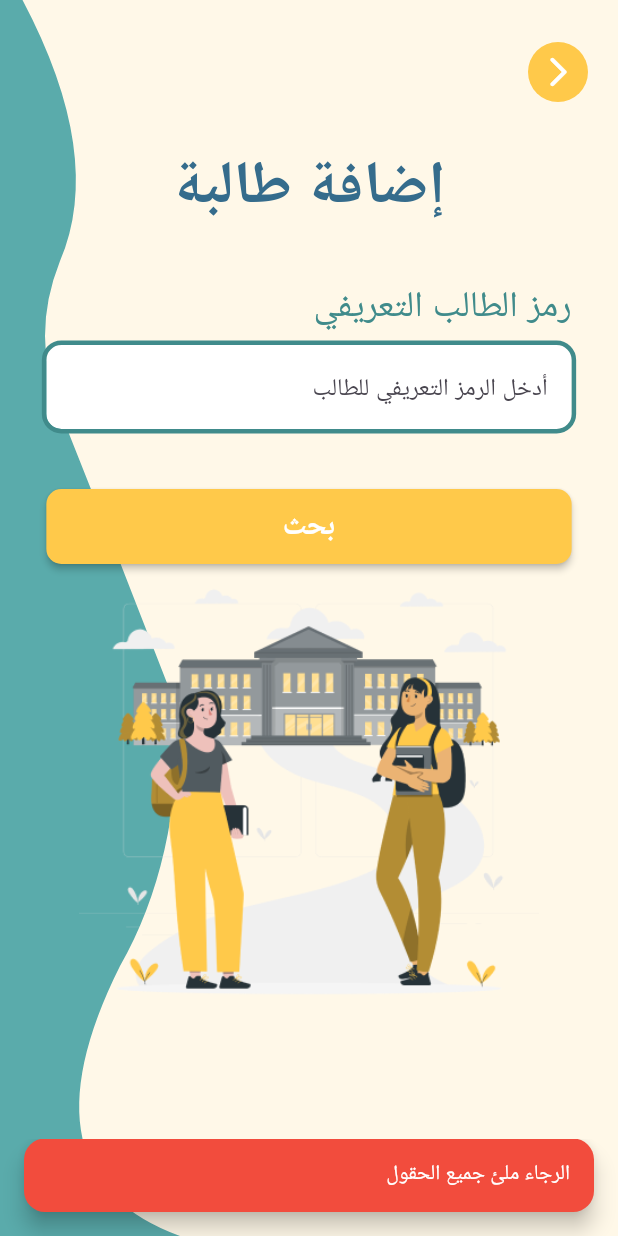
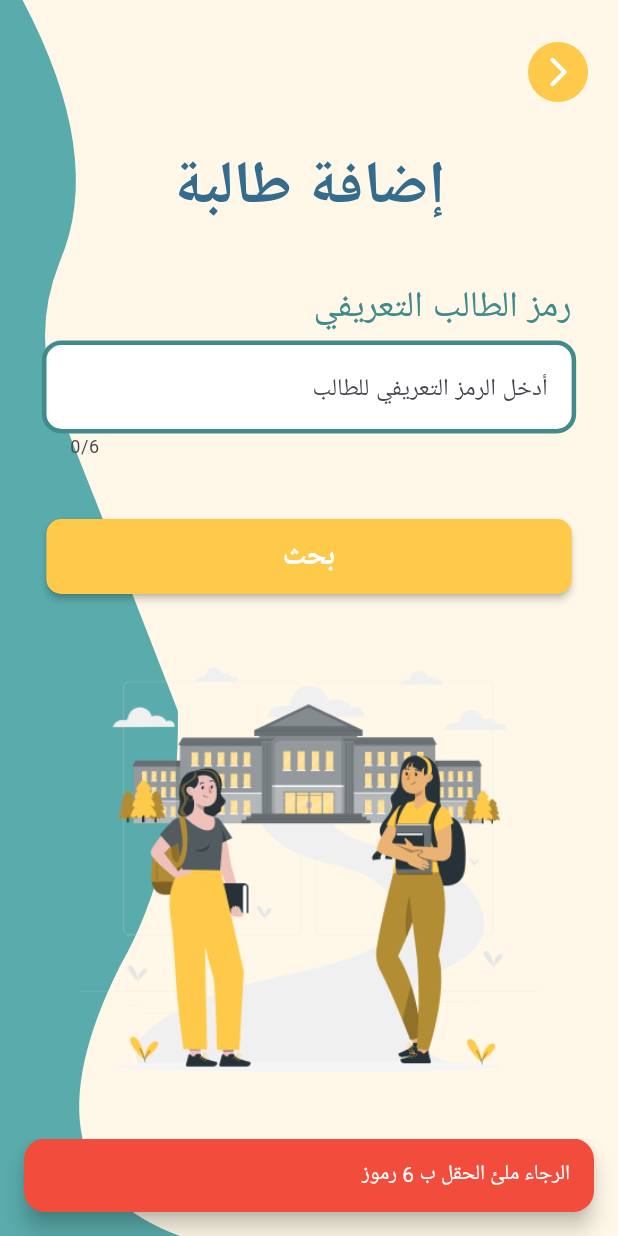
Before and after one commit to TuwaieqHMA/Darb-App, a Flutter app: the AddStudent screen opened directly, after a tap on "بحث", on a phone screen of 412 x 824 dp. Run offline on Flutter 3.47's test engine with Material 3 defaults, Android fonts, the phone set to English and light mode, and no system bars; our stand-ins replace bloc, cached_network_image, device_preview, file_picker, flutter_bloc, flutter_chat_types and 15 more; missing offline and left inert: google_maps_place_picker_mb, otp_timer_button, regexed_validator; accounts and stored records are empty; project files that could hold a hidden picture were left out.

Commit message:
Add Studebt to supervisor

```diff
--- a/lib/bloc/supervisor_bloc/supervisor_actions_event.dart
+++ b/lib/bloc/supervisor_bloc/supervisor_actions_event.dart
@@ -26,7 +26,7 @@ final class SelectBusDriverEvent extends SupervisorActionsEvent {
 }
 
 final class SelectBusNumberEvent extends SupervisorActionsEvent {
-  String busId;
+  List busId;
   SelectBusNumberEvent(this.busId);
 }
 
@@ -43,6 +43,16 @@ final class RefrshDriverEvent extends SupervisorActionsEvent {
 final class GetAllTrip extends SupervisorActionsEvent{}
 final class GetAllDriver extends SupervisorActionsEvent{}
 final class GetAllStudent extends SupervisorActionsEvent{}
+
+final class SearchForStudentByIdEvent extends SupervisorActionsEvent{
+  String studentId;
+  SearchForStudentByIdEvent({required this.studentId});
+}
+
+final class AddStudentToSupervisorEvent extends SupervisorActionsEvent{
+  DarbUser student;
+  AddStudentToSupervisorEvent({required this.student});
+}
 
 final class UpdateStudent extends SupervisorActionsEvent{
   String id;
--- a/lib/bloc/supervisor_bloc/supervisor_actions_state.dart
+++ b/lib/bloc/supervisor_bloc/supervisor_actions_state.dart
@@ -21,6 +21,11 @@ final class ErrorState extends SupervisorActionsState {
 
 final class ChangeTripTypeState extends SupervisorActionsState {}
 final class GetUsersState extends SupervisorActionsState {}
+final class GetStudentState extends SupervisorActionsState {
+  List<DarbUser> student;
+  GetStudentState({required this.student});
+}
+final class AddStudentToSupervisorState extends SupervisorActionsState {}
 final class GetAllBusState extends SupervisorActionsState {}
 final class GetAllTripState extends SupervisorActionsState {}
 final class GetAllTripDriverState extends SupervisorActionsState {
@@ -42,6 +47,10 @@ final class SelectStartAndExpireTimeState extends SupervisorActionsState {
   SelectStartAndExpireTimeState(this.startTime, this.endTime);
 }
 
+final class SelectTripDriverState extends SupervisorActionsState {
+  String value ;
+  SelectTripDriverState(this.value);
+}
 final class SelectDriverState extends SupervisorActionsState {
   List value ;
   SelectDriverState(this.value);
--- a/lib/pages/add_student.dart
+++ b/lib/pages/add_student.dart
@@ -1,24 +1,31 @@
+import 'package:darb_app/bloc/supervisor_bloc/supervisor_actions_bloc.dart';
 import 'package:darb_app/helpers/extensions/screen_helper.dart';
+import 'package:darb_app/models/darb_user_model.dart';
 import 'package:darb_app/utils/colors.dart';
+import 'package:darb_app/utils/fonts.dart';
 import 'package:darb_app/utils/spaces.dart';
 import 'package:darb_app/widgets/bottom_button.dart';
 import 'package:darb_app/widgets/circle_back_button.dart';
 import 'package:darb_app/widgets/dialog_box.dart';
+import 'package:darb_app/widgets/go_to_button.dart';
 import 'package:darb_app/widgets/header_text_field.dart';
 import 'package:darb_app/widgets/wave_decoration.dart';
 import 'package:flutter/material.dart';
+import 'package:flutter_bloc/flutter_bloc.dart';
+import 'package:flutter_svg/svg.dart';
 
 // ignore: must_be_immutable
 class AddStudent extends StatelessWidget {
   AddStudent({super.key});
 
-  TextEditingController nameController = TextEditingController();
-  TextEditingController emailController = TextEditingController();
-  TextEditingController phoneController = TextEditingController();
-  TextEditingController addressController = TextEditingController();
+  TextEditingController idController = TextEditingController();
 
   @override
   Widget build(BuildContext context) {
+    final bloc = context.read<SupervisorActionsBloc>();
+
+    List<DarbUser> student = [] ;
+
     return Scaffold(
       backgroundColor: offWhiteColor,
 
@@ -57,10 +64,12 @@ class AddStudent extends StatelessWidget {
                           children: [
                             height32,
                             HeaderTextField(
-                              controller: nameController,
+                              controller: idController,
                               headerText: "رمز الطالب التعريفي",
                               hintText: "أدخل الرمز التعريفي للطالب",
                               headerColor: signatureTealColor,
+                              maxLength: 6,
+
                               textDirection: TextDirection.rtl,
                             ),
                             height32,
@@ -70,34 +79,85 @@ class AddStudent extends StatelessWidget {
                               textColor: whiteColor,
                               fontSize: 20,
                               onPressed: () {
-                                if (nameController.text.isNotEmpty &&
-                                    emailController.text.isNotEmpty &&
-                                    phoneController.text.isNotEmpty &&
-                                    addressController.text.isNotEmpty) {
-                                  showDialog(
-                                      context: context,
-                                      builder: (context) => DialogBox(
-                                            text: "هل أنت متأكد من إضافة الطالبة ؟",
-                                            onAcceptClick: () {
-                                              //! add new student to student table -- bloc --
+                                if (idController.text.length == 6) {
+                                  bloc.add(SearchForStudentByIdEvent(studentId: idController.text));
+                                  // showDialog(
+                                  //     context: context,
+                                  //     builder: (context) => DialogBox(
+                                  //           text: "هل أنت متأكد من إضافة الطالبة ؟",
+                                  //           onAcceptClick: () {
 
-                                              context.pop();
-                                              context.pop();
-                                              context.showSuccessSnackBar(
-                                                  "تم إضافة الطالبة بنجاح");
-                                            },
-                                            onRefuseClick: () {
-                                              context.pop();
-                                            },
-                                          ));
+                                  //             // context.pop();
+                                  //             // context.pop();
+                                  //             context.showSuccessSnackBar("تم إضافة الطالبة بنجاح");
+                                  //           },
+                                  //           onRefuseClick: () {
+                                  //             context.pop();
+                                  //           },
+                                  //         ));
                                 } else {
                                   context
-                                      .showErrorSnackBar("الرجاء ملئ جميع الحقول ");
+                                      .showErrorSnackBar("الرجاء ملئ الحقل ب 6 رموز   ");
                                 }
                               },
                             ),
+                            height32,
+                        BlocBuilder<SupervisorActionsBloc, SupervisorActionsState>(
+                          builder: (context, state) {
+                            if(state is GetStudentState){
+                              if(state.student.isNotEmpty){
+
+                            return Container(
+                              width: context.getWidth(),
+                              height: 52,
+                              padding: const EdgeInsets.all(8),
+                              margin: const EdgeInsets.only(bottom: 16),
+                              decoration: BoxDecoration(
+                                  color: whiteColor,
+                                  borderRadius: BorderRadius.circular(20),
+                                  boxShadow: [
+                                    BoxShadow(
+                                      color: shadowColor,
+                                      blurRadius: 12,
+                                      offset: const Offset(0, 4),
+                                    ),
+                                  ]),
+                              child: Row(
+                                mainAxisAlignment: MainAxisAlignment.spaceBetween,
+                                children: [
+                                  SvgPicture.asset("assets/icons/circle_person_icon.svg"),
+                                  width8,
+                                  Expanded(
+                                      child: Text(
+                                        state.student[0].name ,
+                                    style: const TextStyle(
+                                      color: signatureTealColor,
+                                      fontFamily: inukFont,
+                                      fontSize: 14,
+                                      fontWeight: FontWeight.w600,
+                                      overflow: TextOverflow.ellipsis,
+                                    ),
+                                  )),
+                                  width8,
+                                  GoToButton(
+                                    isStudent:  true,
+                                    text: " إضافة طالب",
+                                    onTap: () {
+                                      print(state.student[0].id);
+                                      print('state.student[0].id');
+                                      bloc.add(AddStudentToSupervisorEvent(student: state.student[0] ));
+                                    },
+                                  ),
+                                ],
+                              ),
+                            );
+                          } return const Text("لا يوجد طالب بهذا الرمز");
+                          }return nothing;
+                          },
+                        )
                           ],
                         ),
+
                         Image.asset(
                           "assets/images/add_student.png",
                           width: context.getWidth(),
--- a/lib/pages/supervisor_home_page.dart
+++ b/lib/pages/supervisor_home_page.dart
@@ -20,7 +20,7 @@ class SupervisorHomePage extends StatelessWidget {
   @override
   Widget build(BuildContext context) {
     final bloc = context.read<SupervisorActionsBloc>();
-    bloc.add(GetAllTrip());
+    // bloc.add(GetAllTrip());
 
     final locator = GetIt.I.get<HomeData>();
 
@@ -82,7 +82,7 @@ class SupervisorHomePage extends StatelessWidget {
                               height16,
                             ],
                           )
-                        : const SizedBox.shrink(); // const Center(child: Text("لا توجد رحلات متاحة لهذا اليوم", style: TextStyle(color: signatureBlueColor, fontSize: 16, fontFamily: inukFont),));
+                        : nothing; // const Center(child: Text("لا توجد رحلات متاحة لهذا اليوم", style: TextStyle(color: signatureBlueColor, fontSize: 16, fontFamily: inukFont),));
                   });
             }
             return Column(
@@ -98,7 +98,7 @@ class SupervisorHomePage extends StatelessWidget {
               ],
             );
           }
-          return const SizedBox.shrink();
+          return nothing;
         }),
 
         // ===========================================
--- a/lib/widgets/go_to_button.dart
+++ b/lib/widgets/go_to_button.dart
@@ -1,15 +1,17 @@
 import 'package:darb_app/helpers/extensions/screen_helper.dart';
 import 'package:darb_app/utils/colors.dart';
 import 'package:darb_app/utils/fonts.dart';
+import 'package:darb_app/utils/spaces.dart';
 import 'package:flutter/material.dart';
 
 class GoToButton extends StatelessWidget {
   const GoToButton({
-    super.key, required this.text, this.color = lightGreenColor, this.onTap, this.height = 26,
+    super.key, required this.text, this.color = lightGreenColor, this.onTap, this.height = 26, this.isStudent = false
   });
   final String text;
   final Color? color;
   final double? height;
+  final bool? isStudent;
   final Function()? onTap;
 
   @override
@@ -27,7 +29,7 @@ class GoToButton extends StatelessWidget {
         mainAxisAlignment: MainAxisAlignment.spaceBetween,
         children: [
           Flexible(child: Text(text, style: const TextStyle(color: whiteColor, fontFamily: inukFont, fontSize: 16, overflow: TextOverflow.ellipsis),)),
-          const Icon(Icons.arrow_forward_ios_rounded, color: whiteColor,),
+          isStudent! ? nothing :  const Icon(Icons.arrow_forward_ios_rounded, color: whiteColor,),
         ],
       )),
     );
--- a/lib/widgets/header_text_field.dart
+++ b/lib/widgets/header_text_field.dart
@@ -7,7 +7,7 @@ import 'package:flutter/services.dart';
 class HeaderTextField extends StatelessWidget {
   const HeaderTextField({
     super.key,
-    required this.controller, required this.headerText, this.headerColor = whiteColor, this.borderColor = signatureTealColor, this.hintText, this.hintTextDircetion, this.isEnabled = true, this.isReadOnly = false, this.textDirection, this.isObscured = false, this.inputFormatters, this.onChange, this.onTap, this.keyboardType,
+    required this.controller, required this.headerText, this.headerColor = whiteColor, this.borderColor = signatureTealColor, this.hintText, this.hintTextDircetion, this.isEnabled = true, this.isReadOnly = false, this.textDirection, this.isObscured = false, this.inputFormatters, this.onChange, this.onTap, this.keyboardType, this.maxLength,
   });
 
   final TextEditingController controller;
@@ -20,6 +20,7 @@ class HeaderTextField extends StatelessWidget {
   final bool? isEnabled;
   final bool? isReadOnly;
   final bool? isObscured;
+  final int? maxLength;
   final TextInputType? keyboardType;
   final List<TextInputFormatter>? inputFormatters;
   final Function(String value)? onChange;
@@ -73,6 +74,7 @@ class HeaderTextField extends StatelessWidget {
                       strokeAlign:
                           BorderSide.strokeAlignOutside))),
           textDirection: textDirection,
+          maxLength: maxLength,
           inputFormatters: inputFormatters,
           obscureText: isObscured!,
           onChanged: onChange,
```
Also changed, not shown: lib/bloc/supervisor_bloc/supervisor_actions_bloc.dart (+33 -7 lines), lib/pages/add_bus.dart (+8 -8 lines), lib/pages/add_trip.dart (+11 -14 lines), lib/services/database_service.dart (+93 -31 lines).
